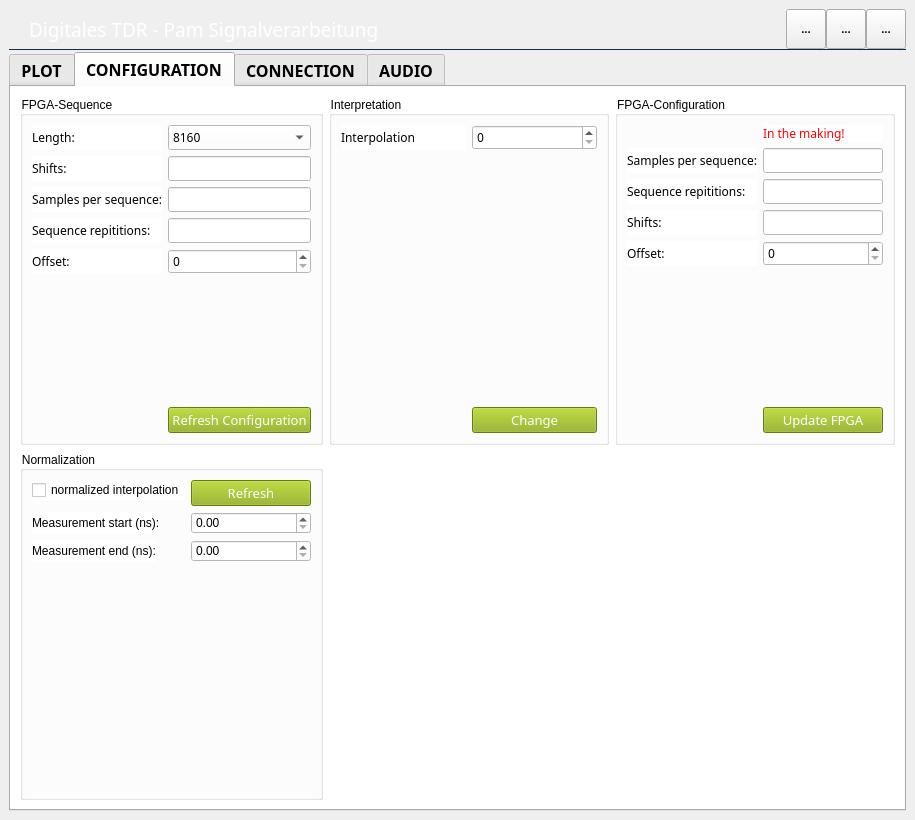
Before: the Qt Designer form resources/Mainwindow.ui in arongrk/Pam, drawn with Qt 5.
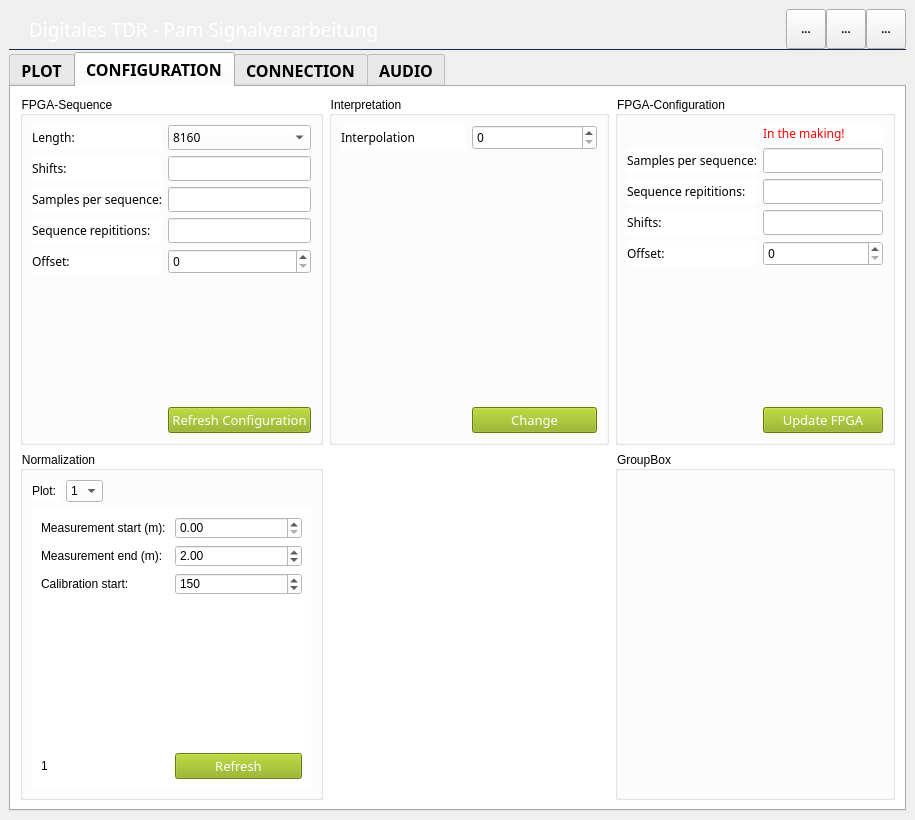
After: the same form once the commit is applied. The open tabs and pages were chosen to show the change. Icons and pictures are not drawn. Custom widgets are drawn as their Qt base class.

Commit message: First approach of interchangable maxima detection and calibration works

What changed in the file:
```diff
--- a/resources/Mainwindow.ui
+++ b/resources/Mainwindow.ui
@@ -1628,38 +1628,114 @@
          <layout class="QGridLayout" name="gridLayout_9" rowstretch="1,1">
           <item row="1" column="0">
            <widget class="QGroupBox" name="groupBox_4">
+            <property name="styleSheet">
+             <string notr="true"/>
+            </property>
             <property name="title">
              <string>Normalization</string>
             </property>
-            <layout class="QFormLayout" name="formLayout">
+            <layout class="QGridLayout" name="gridLayout_4">
+             <item row="5" column="0">
+              <widget class="QStackedWidget" name="normalization_stackedwidget">
+               <property name="styleSheet">
+                <string notr="true"/>
+               </property>
+               <property name="currentIndex">
+                <number>0</number>
+               </property>
+               <widget class="QWidget" name="page1">
+                <layout class="QGridLayout" name="gridLayout_10">
              <item row="0" column="0">
-              <widget class="QCheckBox" name="norm_interp_box">
-               <property name="text">
-                <string>normalized interpolation</string>
-               </property>
-              </widget>
-             </item>
-             <item row="1" column="0">
               <widget class="QLabel" name="label_37">
                <property name="text">
-                <string>Measurement start (ns):</string>
+                    <string>Measurement start (m):</string>
                </property>
               </widget>
              </item>
              <item row="1" column="1">
-              <widget class="QDoubleSpinBox" name="norm_mes_start_box"/>
-             </item>
-             <item row="2" column="0">
+                  <widget class="QDoubleSpinBox" name="norm_mes_end_box1">
+                   <property name="value">
+                    <double>2.000000000000000</double>
+                   </property>
+                  </widget>
+                 </item>
+                 <item row="1" column="0">
               <widget class="QLabel" name="label_38">
                <property name="text">
-                <string>Measurement end (ns):</string>
+                    <string>Measurement end (m):</string>
                </property>
               </widget>
              </item>
              <item row="2" column="1">
-              <widget class="QDoubleSpinBox" name="norm_mes_end_box"/>
-             </item>
-             <item row="3" column="0">
+                  <widget class="QSpinBox" name="calibration_start_box1">
+                   <property name="maximum">
+                    <number>1000</number>
+                   </property>
+                   <property name="value">
+                    <number>150</number>
+                   </property>
+                  </widget>
+                 </item>
+                 <item row="4" column="1">
+                  <widget class="QPushButton" name="normation_refresh_button1">
+                   <property name="font">
+                    <font>
+                     <family>RubFlama</family>
+                     <pointsize>10</pointsize>
+                    </font>
+                   </property>
+                   <property name="styleSheet">
+                    <string notr="true">QPushButton:enabled
+ {
+    background-color: #8dae10;
+    color: white;
+}
+QPushButton:enabled:hover
+ {
+    background-color: #b0d918;
+    color: white;
+}
+QPushButton:disabled
+ {
+    background-color: #858585;
+    color: white;
+}
+</string>
+                   </property>
+                   <property name="text">
+                    <string>Refresh</string>
+                   </property>
+                   <property name="checkable">
+                    <bool>false</bool>
+                   </property>
+                   <property name="autoRepeat">
+                    <bool>false</bool>
+                   </property>
+                   <property name="autoRepeatDelay">
+                    <number>300</number>
+                   </property>
+                   <property name="autoDefault">
+                    <bool>false</bool>
+                   </property>
+                   <property name="default">
+                    <bool>false</bool>
+                   </property>
+                   <property name="flat">
+                    <bool>false</bool>
+                   </property>
+                  </widget>
+                 </item>
+                 <item row="0" column="1">
+                  <widget class="QDoubleSpinBox" name="norm_mes_start_box1"/>
+                 </item>
+                 <item row="2" column="0">
+                  <widget class="QLabel" name="label_41">
+                   <property name="text">
+                    <string>Calibration start:</string>
+                   </property>
+                  </widget>
+                 </item>
+                 <item row="3" column="1">
               <spacer name="verticalSpacer_8">
                <property name="orientation">
                 <enum>Qt::Vertical</enum>
@@ -1667,13 +1743,24 @@
                <property name="sizeHint" stdset="0">
                 <size>
                  <width>20</width>
-                 <height>40</height>
+                     <height>164</height>
                 </size>
                </property>
               </spacer>
              </item>
-             <item row="0" column="1">
-              <widget class="QPushButton" name="normation_button">
+                 <item row="4" column="0">
+                  <widget class="QLabel" name="label_47">
+                   <property name="text">
+                    <string>1</string>
+                   </property>
+                  </widget>
+                 </item>
+                </layout>
+               </widget>
+               <widget class="QWidget" name="page2">
+                <layout class="QGridLayout" name="gridLayout_11">
+                 <item row="4" column="1">
+                  <widget class="QPushButton" name="normation_refresh_button2">
                <property name="font">
                 <font>
                  <family>RubFlama</family>
@@ -1720,6 +1807,109 @@
                 <bool>false</bool>
                </property>
               </widget>
+                 </item>
+                 <item row="1" column="1">
+                  <widget class="QDoubleSpinBox" name="norm_mes_end_box2">
+                   <property name="value">
+                    <double>2.000000000000000</double>
+                   </property>
+                  </widget>
+                 </item>
+                 <item row="2" column="1">
+                  <widget class="QSpinBox" name="calibration_start_box2">
+                   <property name="maximum">
+                    <number>1000</number>
+                   </property>
+                   <property name="value">
+                    <number>150</number>
+                   </property>
+                  </widget>
+                 </item>
+                 <item row="3" column="1">
+                  <spacer name="verticalSpacer_9">
+                   <property name="orientation">
+                    <enum>Qt::Vertical</enum>
+                   </property>
+                   <property name="sizeHint" stdset="0">
+                    <size>
+                     <width>20</width>
+                     <height>164</height>
+                    </size>
+                   </property>
+                  </spacer>
+                 </item>
+                 <item row="1" column="0">
+                  <widget class="QLabel" name="label_44">
+                   <property name="text">
+                    <string>Measurement end (m):</string>
+                   </property>
+                  </widget>
+                 </item>
+                 <item row="0" column="0">
+                  <widget class="QLabel" name="label_42">
+                   <property name="text">
+                    <string>Measurement start (m):</string>
+                   </property>
+                  </widget>
+                 </item>
+                 <item row="2" column="0">
+                  <widget class="QLabel" name="label_43">
+                   <property name="text">
+                    <string>Calibration start:</string>
+                   </property>
+                  </widget>
+                 </item>
+                 <item row="0" column="1">
+                  <widget class="QDoubleSpinBox" name="norm_mes_start_box2"/>
+                 </item>
+                 <item row="4" column="0">
+                  <widget class="QLabel" name="label_46">
+                   <property name="text">
+                    <string>2</string>
+                   </property>
+                  </widget>
+                 </item>
+                </layout>
+               </widget>
+              </widget>
+             </item>
+             <item row="0" column="0">
+              <layout class="QHBoxLayout" name="horizontalLayout_14">
+               <item>
+                <widget class="QLabel" name="label_45">
+                 <property name="text">
+                  <string>Plot: </string>
+                 </property>
+                </widget>
+               </item>
+               <item>
+                <widget class="QComboBox" name="plot_choose_box">
+                 <item>
+                  <property name="text">
+                   <string>1</string>
+                  </property>
+                 </item>
+                 <item>
+                  <property name="text">
+                   <string>2</string>
+                  </property>
+                 </item>
+                </widget>
+               </item>
+               <item>
+                <spacer name="horizontalSpacer_6">
+                 <property name="orientation">
+                  <enum>Qt::Horizontal</enum>
+                 </property>
+                 <property name="sizeHint" stdset="0">
+                  <size>
+                   <width>40</width>
+                   <height>20</height>
+                  </size>
+                 </property>
+                </spacer>
+               </item>
+              </layout>
              </item>
             </layout>
            </widget>
@@ -2207,6 +2397,140 @@
             </property>
            </spacer>
           </item>
+          <item row="1" column="2">
+           <widget class="QGroupBox" name="groupBox_5">
+            <property name="palette">
+             <palette>
+              <active>
+               <colorrole role="Button">
+                <brush brushstyle="SolidPattern">
+                 <color alpha="255">
+                  <red>255</red>
+                  <green>255</green>
+                  <blue>255</blue>
+                 </color>
+                </brush>
+               </colorrole>
+               <colorrole role="BrightText">
+                <brush brushstyle="SolidPattern">
+                 <color alpha="255">
+                  <red>0</red>
+                  <green>0</green>
+                  <blue>0</blue>
+                 </color>
+                </brush>
+               </colorrole>
+               <colorrole role="Base">
+                <brush brushstyle="SolidPattern">
+                 <color alpha="255">
+                  <red>255</red>
+                  <green>255</green>
+                  <blue>255</blue>
+                 </color>
+                </brush>
+               </colorrole>
+               <colorrole role="Window">
+                <brush brushstyle="SolidPattern">
+                 <color alpha="255">
+                  <red>255</red>
+                  <green>255</green>
+                  <blue>255</blue>
+                 </color>
+                </brush>
+               </colorrole>
+              </active>
+              <inactive>
+               <colorrole role="Button">
+                <brush brushstyle="SolidPattern">
+                 <color alpha="255">
+                  <red>255</red>
+                  <green>255</green>
+                  <blue>255</blue>
+                 </color>
+                </brush>
+               </colorrole>
+               <colorrole role="BrightText">
+                <brush brushstyle="SolidPattern">
+                 <color alpha="255">
+                  <red>0</red>
+                  <green>0</green>
+                  <blue>0</blue>
+                 </color>
+                </brush>
+               </colorrole>
+               <colorrole role="Base">
+                <brush brushstyle="SolidPattern">
+                 <color alpha="255">
+                  <red>255</red>
+                  <green>255</green>
+                  <blue>255</blue>
+                 </color>
+                </brush>
+               </colorrole>
+               <colorrole role="Window">
+                <brush brushstyle="SolidPattern">
+                 <color alpha="255">
+                  <red>255</red>
+                  <green>255</green>
+                  <blue>255</blue>
+                 </color>
+                </brush>
+               </colorrole>
+              </inactive>
+              <disabled>
+               <colorrole role="Button">
+                <brush brushstyle="SolidPattern">
+                 <color alpha="255">
+                  <red>255</red>
+                  <green>255</green>
+                  <blue>255</blue>
+                 </color>
+                </brush>
+               </colorrole>
+               <colorrole role="BrightText">
+                <brush brushstyle="SolidPattern">
+                 <color alpha="255">
+                  <red>0</red>
+                  <green>0</green>
+                  <blue>0</blue>
+                 </color>
+                </brush>
+               </colorrole>
+               <colorrole role="Base">
+                <brush brushstyle="SolidPattern">
+                 <color alpha="255">
+                  <red>255</red>
+                  <green>255</green>
+                  <blue>255</blue>
+                 </color>
+                </brush>
+               </colorrole>
+               <colorrole role="Window">
+                <brush brushstyle="SolidPattern">
+                 <color alpha="255">
+                  <red>255</red>
+                  <green>255</green>
+                  <blue>255</blue>
+                 </color>
+                </brush>
+               </colorrole>
+              </disabled>
+             </palette>
+            </property>
+            <property name="title">
+             <string>GroupBox</string>
+            </property>
+            <property name="flat">
+             <bool>false</bool>
+            </property>
+            <property name="checkable">
+             <bool>false</bool>
+            </property>
+            <property name="checked">
+             <bool>false</bool>
+            </property>
+           </widget>
+          </item>
          </layout>
         </widget>
         <widget class="QWidget" name="tab_3">
```
Left out of the diff: 44 changed lines with no effect on the pictures. Lines whose indentation alone changed are shown as unchanged. The commit also changes 4 other files.
